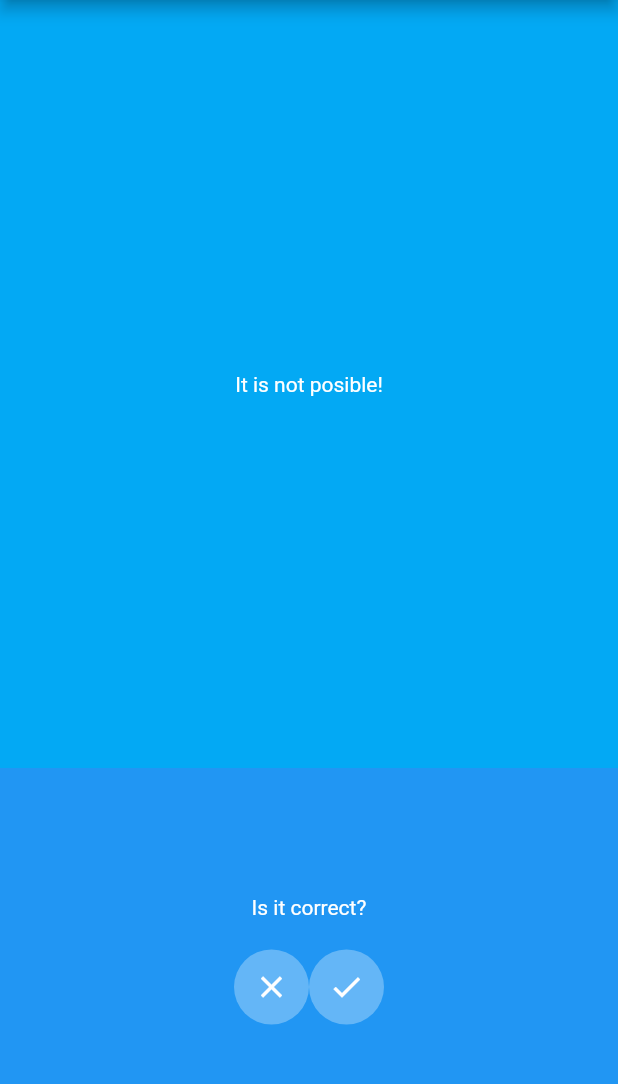
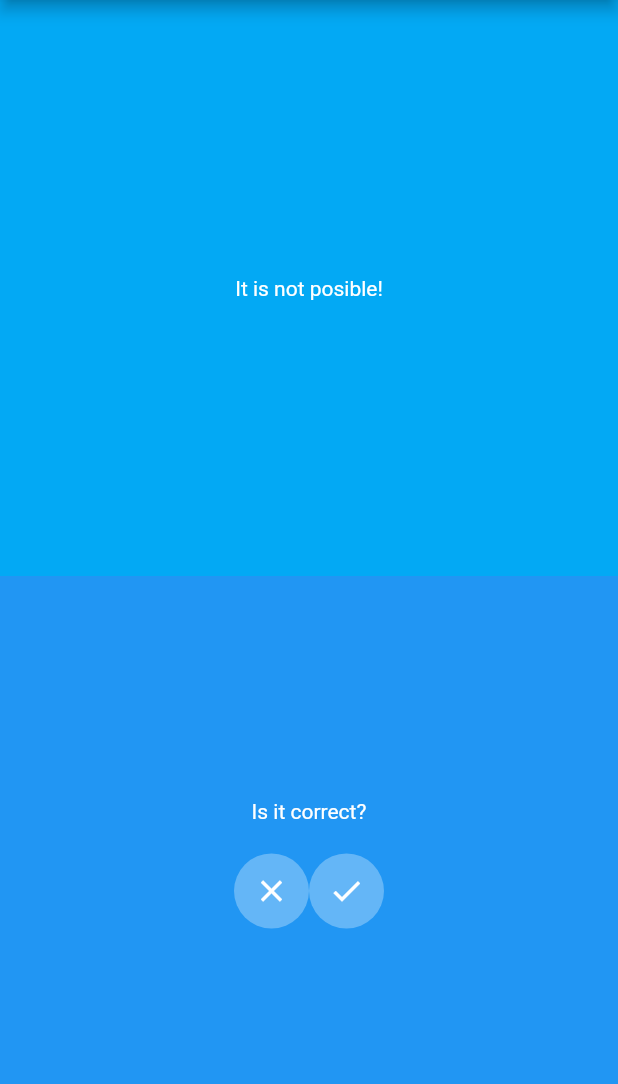
Before and after one commit to Blasanka/Mind-Games, a Flutter app: the screen it shows after launch, on a phone screen of 412 x 824 dp, the part 84-1168 px from its top. Run offline on Flutter 3.47's test engine with Material 2 defaults, Android fonts, the phone set to English and light mode, and no system bars.

Commit message:
basic ui as the first commit

```diff
--- a/lib/home_page.dart
+++ b/lib/home_page.dart
@@ -17,8 +17,8 @@ class HomePage extends StatelessWidget {
       body: Column(
         mainAxisAlignment: MainAxisAlignment.center,
         children: <Widget>[
-          new Expanded(flex: 2, child: UserSection()),
-          new Expanded(flex: 1, child: PartnerSection())
+          UserSection(),
+          PartnerSection()
         ],
       ),
     );
--- a/lib/partner_section.dart
+++ b/lib/partner_section.dart
@@ -52,19 +52,24 @@ class _PartnerSectionState extends State<PartnerSection> {
 
   @override
   Widget build(BuildContext context) {
-    return new Container(
+    return new Expanded(
+      flex: 2,
+      child: new Container(
         child: Column(
           mainAxisAlignment: MainAxisAlignment.center,
           crossAxisAlignment: CrossAxisAlignment.center,
           children: <Widget>[
             Text('Is it correct?'),
-          Container(height: 20.0,),
+            Container(
+              height: 20.0,
+            ),
             Row(
               mainAxisSize: MainAxisSize.min,
               children: <Widget>[leftButton(), rightButton()],
             ),
           ],
         ),
+      ),
     );
   }
 }
--- a/lib/user_section.dart
+++ b/lib/user_section.dart
@@ -17,9 +17,12 @@ class _UserSectionState extends State<UserSection> {
 
   @override
   Widget build(BuildContext context) {
-    return new Container(
-      color: color,
-      child: new Center(child: Text('It is not posible!')),
+    return new Expanded(
+      flex: 2,
+      child: new Container(
+        color: color,
+        child: new Center(child: Text('It is not posible!')),
+      ),
     );
   }
 }
```
Lines whose indentation alone changed are shown as unchanged.
